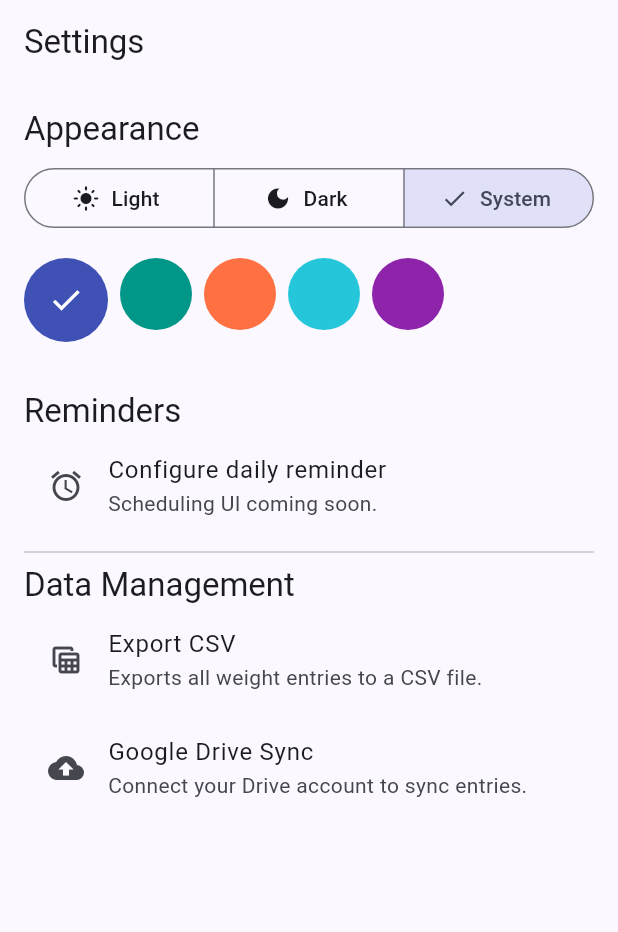
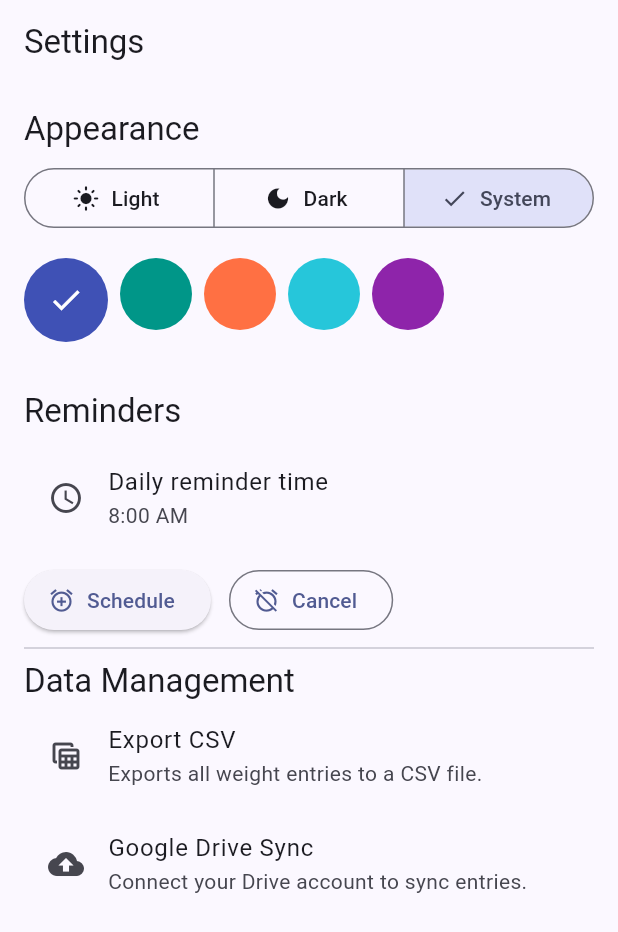
Before and after one commit to shibbys/codex-pilot, a Flutter app: the SettingsPage screen opened by its route, on a phone screen of 412 x 824 dp. Shown: the top 932 px of the screen. Run offline on Flutter 3.47's test engine with Material 3 defaults, Android fonts, the light colour scheme and no system bars; our stand-ins replace drift, flutter_local_notifications, flutter_riverpod, flutter_timezone, go_router, permission_handler and 2 more; accounts and stored records are empty; generated files the repository leaves out were written again.

Commit message:
Android: add POST_NOTIFICATIONS permission. Notifications: use permission_handler for runtime permission on Android 13+. Settings: add time picker + schedule/cancel controls for daily reminder.

```diff
--- a/app/lib/features/settings/presentation/settings_page.dart
+++ b/app/lib/features/settings/presentation/settings_page.dart
@@ -3,6 +3,9 @@ import 'package:flutter_riverpod/flutter_riverpod.dart';
 
 import '../../../core/theme/app_theme.dart';
 import '../../../core/theme/theme_controller.dart';
+import '../../log_entry/services/reminder_service.dart';
+
+final _reminderTimeProvider = StateProvider<TimeOfDay>((ref) => const TimeOfDay(hour: 8, minute: 0));
 
 class SettingsPage extends ConsumerWidget {
   const SettingsPage({super.key});
@@ -58,11 +61,64 @@ class SettingsPage extends ConsumerWidget {
               ),
               const SizedBox(height: 32),
               Text('Reminders', style: Theme.of(context).textTheme.titleLarge),
-              const ListTile(
-                leading: Icon(Icons.alarm),
-                title: Text('Configure daily reminder'),
-                subtitle: Text('Scheduling UI coming soon.'),
-              ),
+              const SizedBox(height: 8),
+              Consumer(builder: (context, ref, _) {
+                final time = ref.watch(_reminderTimeProvider);
+                return Column(
+                  crossAxisAlignment: CrossAxisAlignment.start,
+                  children: [
+                    ListTile(
+                      leading: const Icon(Icons.schedule),
+                      title: const Text('Daily reminder time'),
+                      subtitle: Text('${time.format(context)}'),
+                      onTap: () async {
+                        final picked = await showTimePicker(
+                          context: context,
+                          initialTime: time,
+                        );
+                        if (picked != null) {
+                          ref.read(_reminderTimeProvider.notifier).state = picked;
+                        }
+                      },
+                    ),
+                    const SizedBox(height: 8),
+                    Row(
+                      children: [
+                        ElevatedButton.icon(
+                          onPressed: () async {
+                            final t = ref.read(_reminderTimeProvider);
+                            await ref.read(reminderServiceProvider).scheduleDailyReminder(
+                                  id: 100,
+                                  hour: t.hour,
+                                  minute: t.minute,
+                                );
+                            if (context.mounted) {
+                              ScaffoldMessenger.of(context).showSnackBar(
+                                SnackBar(content: Text('Scheduled daily reminder at ${t.format(context)}')),
+                              );
+                            }
+                          },
+                          icon: const Icon(Icons.alarm_add),
+                          label: const Text('Schedule'),
+                        ),
+                        const SizedBox(width: 12),
+                        OutlinedButton.icon(
+                          onPressed: () async {
+                            await ref.read(reminderServiceProvider).cancelReminder(100);
+                            if (context.mounted) {
+                              ScaffoldMessenger.of(context).showSnackBar(
+                                const SnackBar(content: Text('Reminder canceled')),
+                              );
+                            }
+                          },
+                          icon: const Icon(Icons.alarm_off),
+                          label: const Text('Cancel'),
+                        ),
+                      ],
+                    )
+                  ],
+                );
+              }),
               const Divider(),
               Text('Data Management', style: Theme.of(context).textTheme.titleLarge),
               const ListTile(
--- a/app/pubspec.yaml
+++ b/app/pubspec.yaml
@@ -26,6 +26,7 @@ dependencies:
   path: ^1.9.0
   timezone: ^0.9.2
   flutter_timezone: ^1.0.7
+  permission_handler: ^11.3.1
 
 dev_dependencies:
   flutter_test:
```
Also changed, not shown: app/lib/features/log_entry/services/reminder_service.dart (+6 -1 lines), 1 other file.
